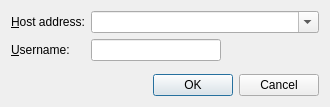
Before: the Qt Designer form src/client/ui/joindialog.ui in drawpile/Drawpile, drawn with Qt 5.
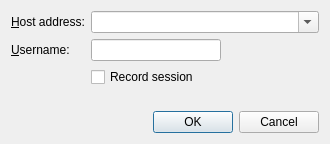
After: the same form once the commit is applied.

Commit message:
Add "record session" checkbox to join dialog
This option allows the session to be recorded from
the very beginning.

The edit to the form file:
```diff
--- a/src/client/ui/joindialog.ui
+++ b/src/client/ui/joindialog.ui
@@ -10,7 +10,7 @@
     <x>0</x>
     <y>0</y>
     <width>330</width>
-    <height>107</height>
+    <height>144</height>
    </rect>
   </property>
   <property name="windowTitle">
@@ -82,6 +82,13 @@
        </item>
       </layout>
      </item>
+     <item row="2" column="1">
+      <widget class="QCheckBox" name="recordSession">
+       <property name="text">
+        <string>Record session</string>
+       </property>
+      </widget>
+     </item>
     </layout>
    </item>
    <item>
```
The commit also changes 7 other files.
